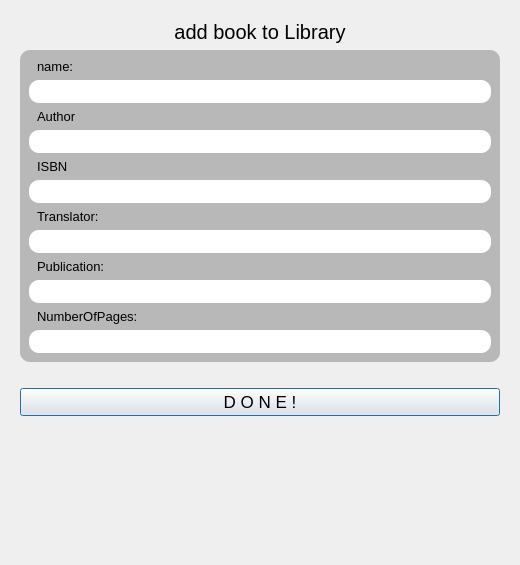
Qt form ui_py/new_book_ui/untitled.ui (Younes0077/Library-project) before a commit.
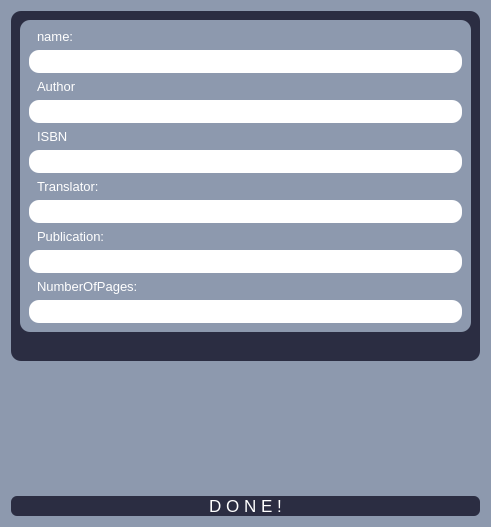
The same form after that commit.

Diff of the .ui file:
```diff
--- a/ui_py/new_book_ui/untitled.ui
+++ b/ui_py/new_book_ui/untitled.ui
@@ -6,43 +6,28 @@
    <rect>
     <x>0</x>
     <y>0</y>
-    <width>520</width>
-    <height>565</height>
+    <width>491</width>
+    <height>527</height>
    </rect>
   </property>
   <property name="windowTitle">
    <string>Dialog</string>
   </property>
+  <property name="styleSheet">
+   <string notr="true">background-color:#8d99ae;</string>
+  </property>
   <layout class="QVBoxLayout" name="verticalLayout">
    <item alignment="Qt::AlignTop">
     <widget class="QWidget" name="widget" native="true">
+     <property name="styleSheet">
+      <string notr="true">background-color:#2b2d42;
+border-radius:10px;</string>
+     </property>
      <layout class="QVBoxLayout" name="verticalLayout_3">
-      <item>
-       <widget class="QLabel" name="label_7">
-        <property name="font">
-         <font>
-          <pointsize>15</pointsize>
-          <italic>false</italic>
-          <underline>false</underline>
-          <strikeout>false</strikeout>
-          <kerning>true</kerning>
-         </font>
-        </property>
-        <property name="text">
-         <string>add book to Library</string>
-        </property>
-        <property name="alignment">
-         <set>Qt::AlignCenter</set>
-        </property>
-        <property name="margin">
-         <number>10</number>
-        </property>
-       </widget>
-      </item>
       <item alignment="Qt::AlignTop">
        <widget class="QFrame" name="frame_2">
         <property name="styleSheet">
-         <string notr="true">background-color:rgb(184,184,184);
+         <string notr="true">background-color:#8d99ae;
 border-radius:10px;</string>
         </property>
         <property name="frameShape">
@@ -60,7 +45,8 @@
             </font>
            </property>
            <property name="styleSheet">
-            <string notr="true">padding-left:5px</string>
+            <string notr="true">color:white;
+padding-left:5px;</string>
            </property>
            <property name="text">
             <string>name:</string>
@@ -88,7 +74,8 @@
             </font>
            </property>
            <property name="styleSheet">
-            <string notr="true">padding-left:5px</string>
+            <string notr="true">color:white;
+padding-left:5px;</string>
            </property>
            <property name="text">
             <string>Author</string>
@@ -116,7 +103,8 @@
             </font>
            </property>
            <property name="styleSheet">
-            <string notr="true">padding-left:5px</string>
+            <string notr="true">color:white;
+padding-left:5px;</string>
            </property>
            <property name="text">
             <string>ISBN</string>
@@ -144,7 +132,8 @@
             </font>
            </property>
            <property name="styleSheet">
-            <string notr="true">padding-left:5px</string>
+            <string notr="true">color:white;
+padding-left:5px;</string>
            </property>
            <property name="text">
             <string>Translator:</string>
@@ -172,7 +161,8 @@
             </font>
            </property>
            <property name="styleSheet">
-            <string notr="true">padding-left:5px</string>
+            <string notr="true">color:white;
+padding-left:5px;</string>
            </property>
            <property name="text">
             <string>Publication:</string>
@@ -200,7 +190,8 @@
             </font>
            </property>
            <property name="styleSheet">
-            <string notr="true">padding-left:5px</string>
+            <string notr="true">color:white;
+padding-left:5px;</string>
            </property>
            <property name="text">
             <string>NumberOfPages:</string>
@@ -237,6 +228,9 @@
         </property>
        </widget>
       </item>
+     </layout>
+    </widget>
+   </item>
       <item>
        <widget class="QPushButton" name="pushButton_done">
         <property name="font">
@@ -244,12 +238,15 @@
           <pointsize>13</pointsize>
          </font>
         </property>
+     <property name="styleSheet">
+      <string notr="true">background-color:#2b2d42;
+border-radius:6px;
+color:white
+</string>
+     </property>
         <property name="text">
          <string>D O N E !</string>
         </property>
-       </widget>
-      </item>
-     </layout>
     </widget>
    </item>
   </layout>
```
Lines whose indentation alone changed are shown as unchanged.
